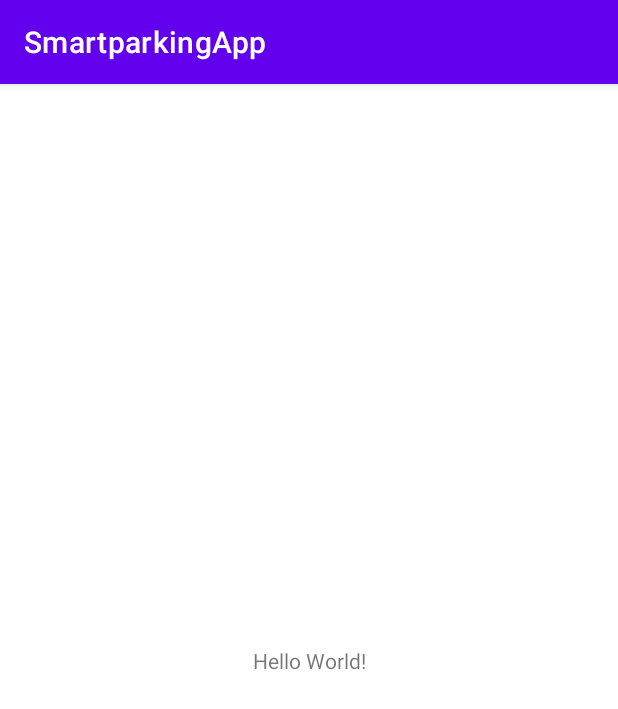
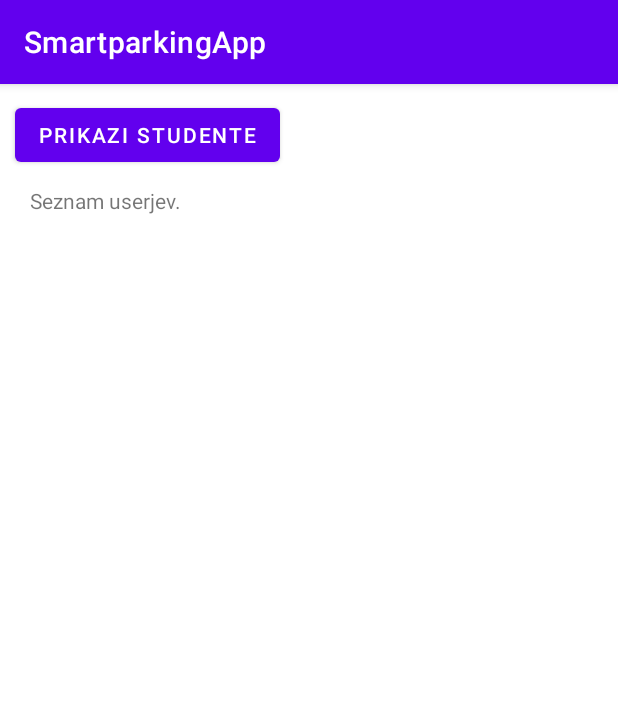
Before and after one commit to nejcfrank/SmartparkingApp, an Android app: the screen it shows after launch (MainActivity), on a phone screen of 412 x 824 dp. Shown: the top 709 px of the screen. Run offline under Robolectric (Android 15) with nearby library versions, the phone set to English and light mode, and no system bars; our stand-ins replace Volley.

```diff
--- a/app/src/main/java/com/example/smartparkingapp/MainActivity.java
+++ b/app/src/main/java/com/example/smartparkingapp/MainActivity.java
@@ -4,11 +4,75 @@ import androidx.appcompat.app.AppCompatActivity;
 
 import android.os.Bundle;
 
+import android.content.Intent;
+import android.os.Bundle;
+import android.text.method.ScrollingMovementMethod;
+import android.util.Log;
+import android.view.View;
+import android.widget.TextView;
+import androidx.appcompat.app.AppCompatActivity;
+import com.android.volley.RequestQueue;
+import com.android.volley.Response;
+import com.android.volley.VolleyError;
+import com.android.volley.toolbox.JsonArrayRequest;
+import com.android.volley.toolbox.Volley;
+import org.json.JSONArray;
+import org.json.JSONException;
+import org.json.JSONObject;
+import java.util.ArrayList;
+
 public class MainActivity extends AppCompatActivity {
+
+    private RequestQueue requestQueue;
+    private TextView osebe;
+    private String url = "https://unviersity-2021-dev.azurewebsites.net/api/v1/student";
+
 
     @Override
     protected void onCreate(Bundle savedInstanceState) {
         super.onCreate(savedInstanceState);
         setContentView(R.layout.activity_main);
+        requestQueue = Volley.newRequestQueue(getApplicationContext());
+        osebe = (TextView) findViewById(R.id.osebe);
     }
+
+    public void prikaziOsebe(View view){
+        if (view != null){
+            JsonArrayRequest request = new JsonArrayRequest(url,jsonArrayListener, errorListener);
+            requestQueue.add(request);
+        }
+    }
+
+    private Response.Listener<JSONArray> jsonArrayListener = new Response.Listener<JSONArray>(){
+        @Override
+        public void onResponse(JSONArray response){
+            ArrayList<String> data = new ArrayList<>();
+
+            for (int i = 0; i < response.length(); i++) {
+                try {
+                    JSONObject object = response.getJSONObject(i);
+                    String name = object.getString("name");
+                    String surname = object.getString("surname");
+
+                    data.add(name + " " + surname);
+                } catch (JSONException e){
+                    e.printStackTrace();
+                    return;
+                }
+            }
+
+            for (String row: data){
+                String currentText = osebe.getText().toString();
+                osebe.setText(currentText + "\n\n" + row);
+            }
+
+        }
+    };
+
+    private Response.ErrorListener errorListener = new Response.ErrorListener() {
+        @Override
+        public void onErrorResponse(VolleyError error) {
+            Log.d("REST error", error.getMessage());
+        }
+    };
 }
--- a/app/src/main/res/layout/activity_main.xml
+++ b/app/src/main/res/layout/activity_main.xml
@@ -6,13 +6,33 @@
     android:layout_height="match_parent"
     tools:context=".MainActivity">
 
+
     <TextView
+
+        android:id="@+id/osebe"
+        android:layout_width="wrap_content"
+        android:layout_height="0dp"
+        android:layout_marginLeft="20dp"
+        android:layout_marginTop="10dp"
+        android:layout_marginBottom="10dp"
+        android:text="Seznam userjev."
+        app:layout_constraintBottom_toBottomOf="parent"
+        app:layout_constraintLeft_toLeftOf="parent"
+        app:layout_constraintTop_toBottomOf="@+id/button"
+        tools:layout_constraintLeft_creator="1"
+        tools:layout_constraintTop_creator="1" />
+
+    <Button
+        android:id="@+id/button"
         android:layout_width="wrap_content"
         android:layout_height="wrap_content"
-        android:text="Hello World!"
-        app:layout_constraintBottom_toBottomOf="parent"
+        android:layout_marginLeft="10dp"
+        android:layout_marginTop="10dp"
+        android:onClick="prikaziOsebe"
+        android:text="Prikazi studente"
         app:layout_constraintLeft_toLeftOf="parent"
-        app:layout_constraintRight_toRightOf="parent"
-        app:layout_constraintTop_toTopOf="parent" />
+        app:layout_constraintTop_toTopOf="parent"
+        tools:layout_constraintLeft_creator="1"
+        tools:layout_constraintTop_creator="1" />
 
 </androidx.constraintlayout.widget.ConstraintLayout>
```
